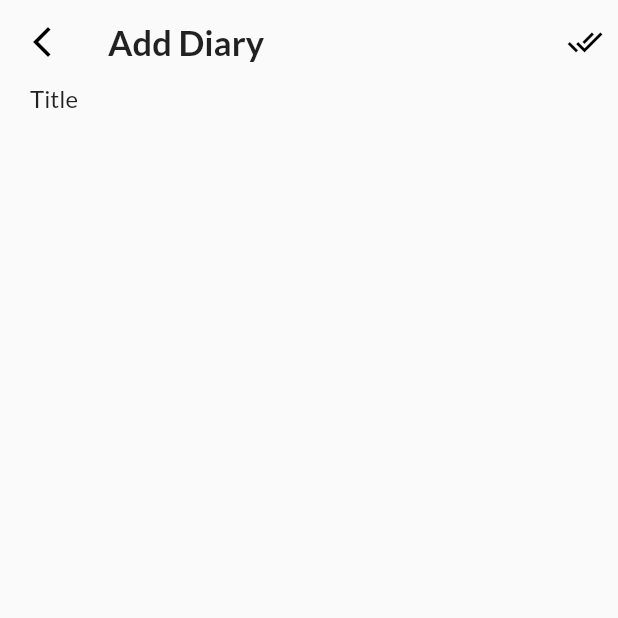
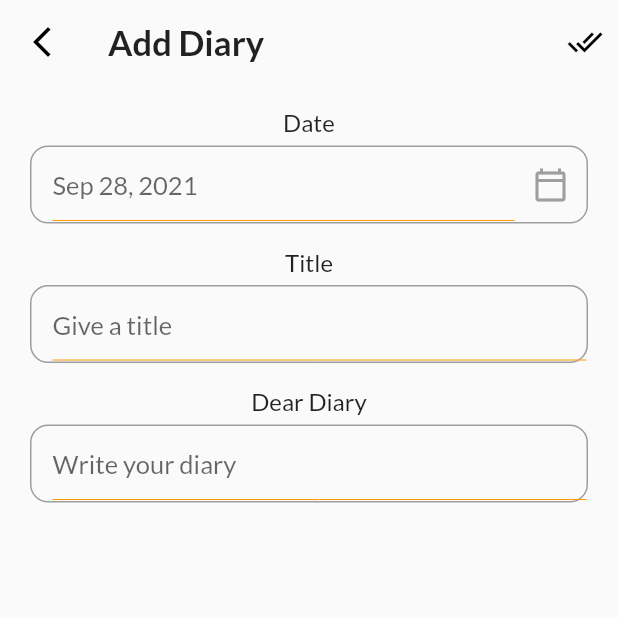
Before and after one commit to Akhil-ps-dev/diari-ui, a Flutter app: the AddTaskPage screen opened directly, on a phone screen of 412 x 824 dp, the top half of it. Run offline on Flutter 3.47's test engine with Material 2 defaults, Android fonts, the phone set to English and light mode, and no system bars; our stand-ins replace date_picker_timeline, flutter_settings_screens, google_fonts.

Commit message:
updated date picker

```diff
--- a/lib/01_home_caregory/01_add_task_page/input_field.dart
+++ b/lib/01_home_caregory/01_add_task_page/input_field.dart
@@ -17,12 +17,45 @@ class MyInputField extends StatelessWidget {
   @override
   Widget build(BuildContext context) {
     return Container(
+      margin: EdgeInsets.only(top: 16),
       child: Column(
+        crossAxisAlignment: CrossAxisAlignment.center,
         children: [
           Text(
             title,
             style: titleStyle,
           ),
+          Container(
+            height: 52,
+            margin: EdgeInsets.only(top: 6.0),
+            padding: EdgeInsets.only(left: 14),
+            decoration: BoxDecoration(
+              border: Border.all(color: Colors.grey, width: 1.0),
+              borderRadius: BorderRadius.circular(12),
+            ),
+            child: Row(
+              children: [
+                Expanded(
+                  child: TextFormField(
+                    readOnly: widget == null ? false : true,
+                    autofocus: false,
+                    cursorColor: Colors.orange.shade500,
+                    controller: controller,
+                    style: subTitleStyle,
+                    decoration: InputDecoration(
+                      hintText: hint,
+                      hintStyle: subTitleStyle,
+                      enabledBorder: UnderlineInputBorder(
+                        borderSide: BorderSide(
+                            color: Colors.orange.shade500, width: 0.0),
+                      ),
+                    ),
+                  ),
+                ),
+                widget == null ? Container() : Container(child: widget)
+              ],
+            ),
+          )
         ],
       ),
     );
--- a/lib/01_home_caregory/theme.dart
+++ b/lib/01_home_caregory/theme.dart
@@ -18,3 +18,10 @@ TextStyle get titleStyle {
     textStyle: TextStyle(fontSize: 16, fontWeight: FontWeight.w400),
   ));
 }
+
+//!add_task_bar (title)
+TextStyle get subTitleStyle {
+  return (GoogleFonts.lato(
+    textStyle: TextStyle(fontSize: 17, fontWeight: FontWeight.w400),
+  ));
+}
--- a/lib/screens/initial_pages/01_home_category_pgae.dart
+++ b/lib/screens/initial_pages/01_home_category_pgae.dart
@@ -1,4 +1,3 @@
-
 import 'package:date_picker_timeline/date_picker_widget.dart';
 import 'package:devolopment/01_home_caregory/theme.dart';
 import 'package:devolopment/screens/initial_pages/02_add_task_bar.dart';
--- a/lib/screens/initial_pages/02_add_task_bar.dart
+++ b/lib/screens/initial_pages/02_add_task_bar.dart
@@ -1,6 +1,7 @@
 import 'package:devolopment/01_home_caregory/01_add_task_page/input_field.dart';
 import 'package:devolopment/01_home_caregory/theme.dart';
 import 'package:flutter/material.dart';
+import 'package:intl/intl.dart';
 
 class AddTaskPage extends StatefulWidget {
   @override
@@ -8,6 +9,7 @@ class AddTaskPage extends StatefulWidget {
 }
 
 class _AddTaskPageState extends State<AddTaskPage> {
+  DateTime _selectedDate = DateTime.now();
   @override
   Widget build(BuildContext context) {
     return Scaffold(
@@ -35,10 +37,40 @@ class _AddTaskPageState extends State<AddTaskPage> {
         padding: EdgeInsets.only(left: 20, right: 20),
         child: SingleChildScrollView(
           child: Column(
-            children: [MyInputField(title: "Title", hint: "Give a title")],
+            children: [
+              MyInputField(
+                title: "Date",
+                hint: DateFormat.yMMMd().format(_selectedDate),
+                widget: IconButton(
+                  icon: Icon(Icons.calendar_today_outlined, color: Colors.grey),
+                  onPressed: () {
+                    _getDateFromUser();
+                  },
+                ),
+              ),
+              MyInputField(title: "Title", hint: "Give a title"),
+              MyInputField(title: "Dear Diary", hint: "Write your diary"),
+            ],
           ),
         ),
       ),
     );
   }
+
+  _getDateFromUser() async {
+    DateTime? _pickerDate = await showDatePicker(
+      context: context,
+      initialDate: DateTime.now(),
+      firstDate: DateTime(2020),
+      lastDate: DateTime(2120),
+    );
+    if (_pickerDate != null) {
+      setState(() {
+        _selectedDate = _pickerDate;
+      });
+    } else {
+      print("something is wrong");
+    }
+  }
+
 }
```
